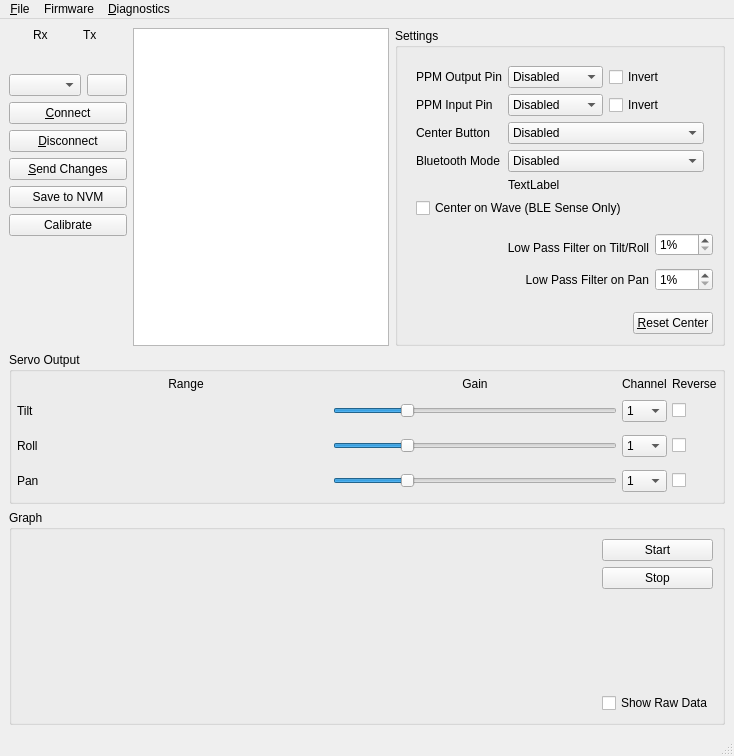
Before: the Qt Designer form gui/src/mainwindow.ui in dlktdr/HeadTracker, drawn with Qt 5.
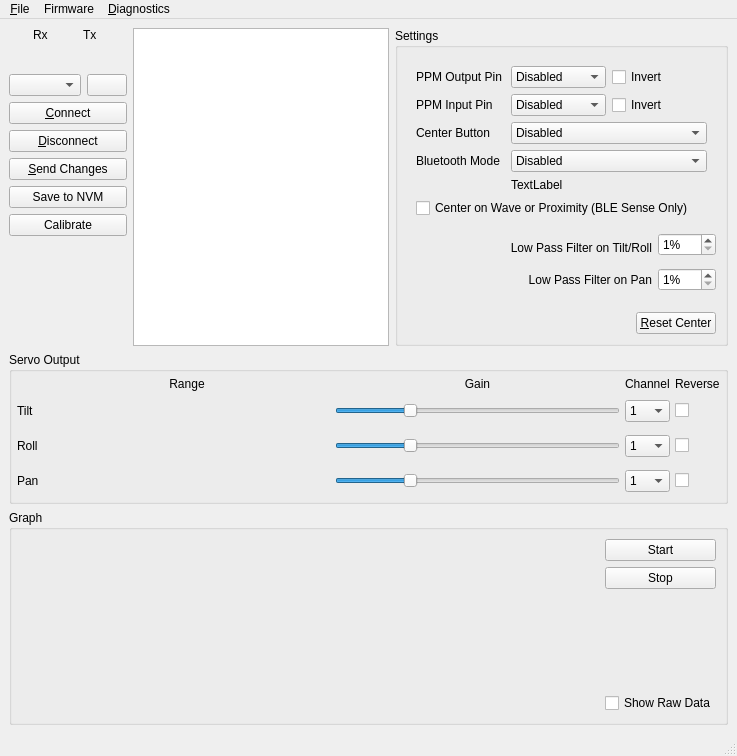
After: the same form once the commit is applied. Icons and pictures are not drawn. Custom widgets are drawn as their Qt base class.

Commit message: Also Reset on Proximity

The edit to the form file:
```diff
--- a/gui/src/mainwindow.ui
+++ b/gui/src/mainwindow.ui
@@ -416,7 +416,7 @@
              <item row="5" column="0" colspan="3">
               <widget class="QCheckBox" name="chkResetCenterWave">
                <property name="text">
-                <string>Center on Wave (BLE Sense Only)</string>
+                <string>Center on Wave or Proximity (BLE Sense Only)</string>
                </property>
               </widget>
              </item>
```
The commit also changes 1 other file.
